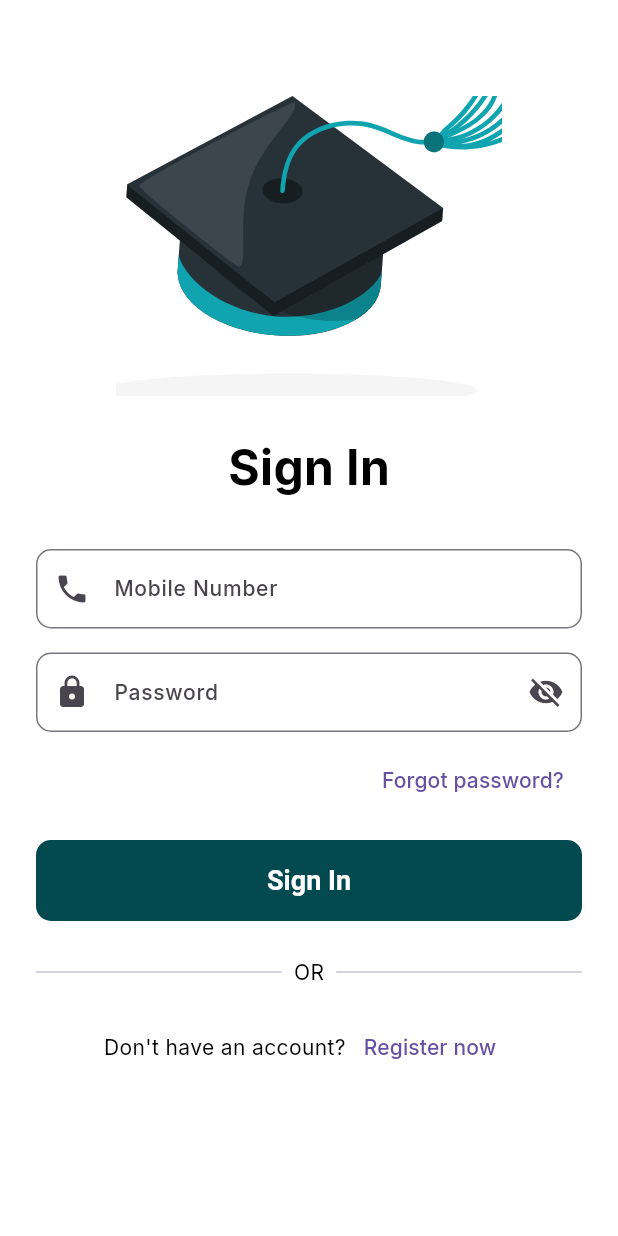
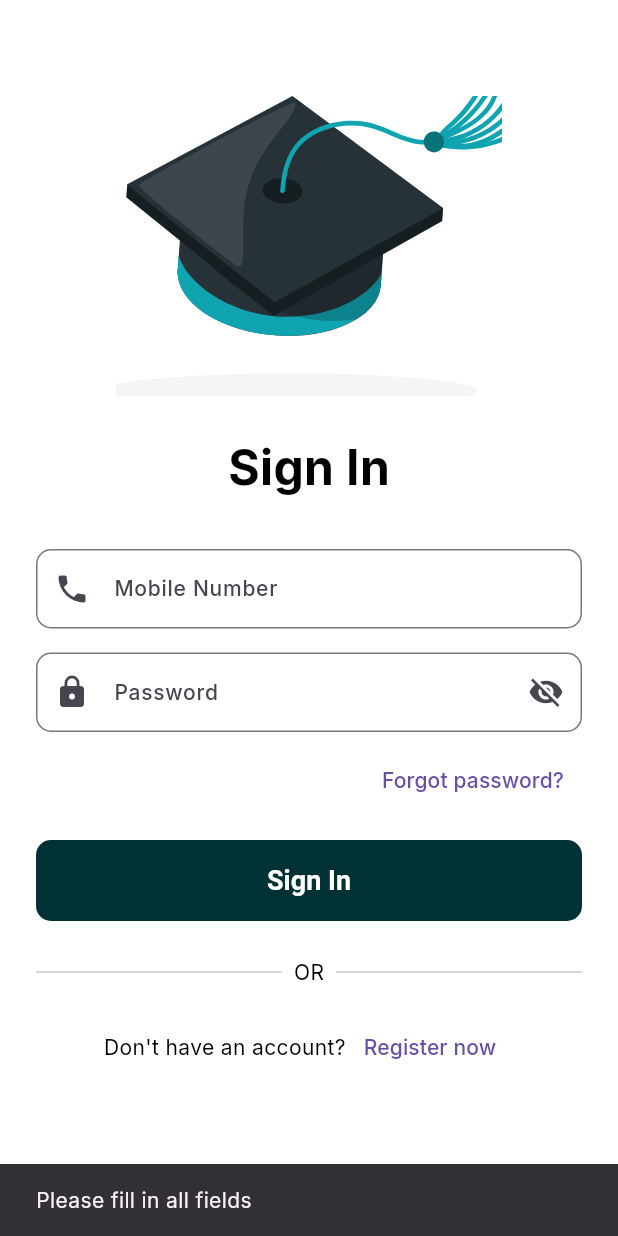
Before and after one commit to Shahabuddin1122/job-ostad, a Flutter app: the Signin screen opened by its route, after a tap on "Sign In", on a phone screen of 412 x 824 dp. Run offline on Flutter 3.47's test engine with Material 3 defaults, Android fonts, the phone set to English and light mode, and no system bars; our stand-ins replace carousel_slider, fl_chart, flutter_svg, google_fonts, shared_preferences, table_calendar; missing offline and left inert: syncfusion_flutter_pdfviewer; accounts and stored records are empty; network calls fail; project files that could hold a hidden picture were left out.

Commit message:
integrated login page

```diff
--- a/job_ostad/lib/screens/signin.dart
+++ b/job_ostad/lib/screens/signin.dart
@@ -1,5 +1,8 @@
+import 'dart:convert';
 import 'package:flutter/material.dart';
 import 'package:flutter_svg/flutter_svg.dart';
+import 'package:job_ostad/utils/api_settings.dart';
+import 'package:job_ostad/utils/constants.dart';
 
 class Signin extends StatefulWidget {
   const Signin({super.key});
@@ -11,6 +14,48 @@ class Signin extends StatefulWidget {
 class _SigninState extends State<Signin> {
   final numberController = TextEditingController();
   final passwordController = TextEditingController();
+  bool isLoading = false;
+
+  void send() async {
+    if (numberController.text.isEmpty || passwordController.text.isEmpty) {
+      ScaffoldMessenger.of(
+        context,
+      ).showSnackBar(SnackBar(content: Text('Please fill in all fields')));
+      return;
+    }
+
+    setState(() => isLoading = true);
+
+    ApiSettings apiSettings = ApiSettings(endPoint: 'auth/login');
+    final data = {
+      "phone_number": numberController.text,
+      "password": passwordController.text,
+    };
+
+    try {
+      final response = await apiSettings.postMethod(jsonEncode(data));
+
+      if (response.statusCode == 200) {
+        final body = jsonDecode(response.body);
+        print("Login success: $body");
+
+        // Navigate to the home/dashboard screen
+        Navigator.pushReplacementNamed(context, '/');
+      } else {
+        final errorBody = jsonDecode(response.body);
+        ScaffoldMessenger.of(context).showSnackBar(
+          SnackBar(content: Text(errorBody['message'] ?? 'Login failed')),
+        );
+      }
+    } catch (e) {
+      print("Login error: $e");
+      ScaffoldMessenger.of(
+        context,
+      ).showSnackBar(SnackBar(content: Text("An error occurred. Try again.")));
+    } finally {
+      setState(() => isLoading = false);
+    }
+  }
 
   @override
   Widget build(BuildContext context) {
@@ -26,7 +71,6 @@ class _SigninState extends State<Signin> {
                 'assets/images/svg/graduation hats.svg',
                 height: 200,
                 fit: BoxFit.none,
-                // fit: BoxFit.contain,
               ),
               const SizedBox(height: 24),
               const Text(
@@ -60,7 +104,7 @@ class _SigninState extends State<Signin> {
                   prefixIcon: const Icon(Icons.lock),
                   suffixIcon: IconButton(
                     icon: const Icon(Icons.visibility_off),
-                    onPressed: () {}, // Add toggle later
+                    onPressed: () {}, // Optional toggle logic
                   ),
                   border: OutlineInputBorder(
                     borderRadius: BorderRadius.circular(10),
@@ -83,14 +127,21 @@ class _SigninState extends State<Signin> {
               SizedBox(
                 width: double.infinity,
                 child: ElevatedButton(
-                  onPressed: () {},
+                  onPressed: isLoading ? null : send,
                   style: ElevatedButton.styleFrom(
+                    backgroundColor: PRIMARY_COLOR,
                     padding: const EdgeInsets.symmetric(vertical: 16),
                     shape: RoundedRectangleBorder(
                       borderRadius: BorderRadius.circular(10),
                     ),
                   ),
-                  child: const Text("Sign In", style: TextStyle(fontSize: 18)),
+                  child:
+                      isLoading
+                          ? const CircularProgressIndicator(color: Colors.white)
+                          : const Text(
+                            "Sign In",
+                            style: TextStyle(fontSize: 18),
+                          ),
                 ),
               ),
               const SizedBox(height: 24),
--- a/job_ostad/lib/screens/signup.dart
+++ b/job_ostad/lib/screens/signup.dart
@@ -5,7 +5,7 @@ import 'package:flutter_svg/flutter_svg.dart';
 import 'package:job_ostad/utils/api_settings.dart';
 import 'package:job_ostad/utils/constants.dart';
 import 'package:job_ostad/utils/snackbar.dart';
-import 'package:job_ostad/widgets/showDialog.dart';
+import 'package:job_ostad/widgets/otpScreen.dart';
 
 class Signup extends StatefulWidget {
   const Signup({super.key});
```
Also changed, not shown: job_ostad/lib/widgets/otpScreen.dart (renamed from job_ostad/lib/widgets/showDialog.dart).
